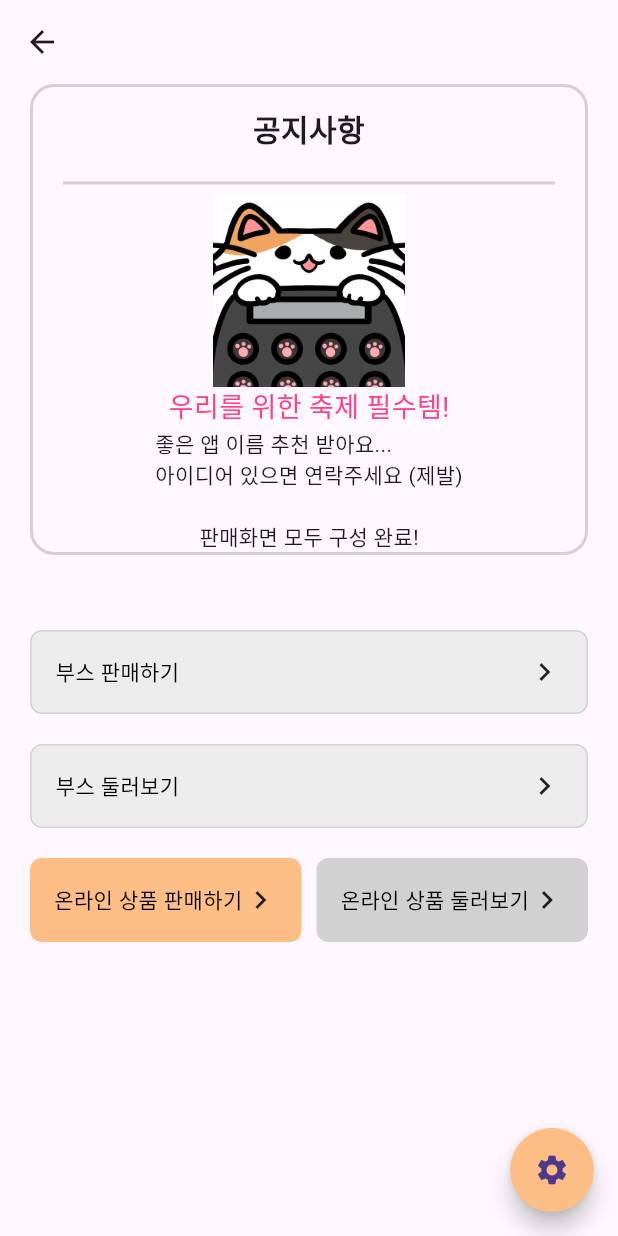
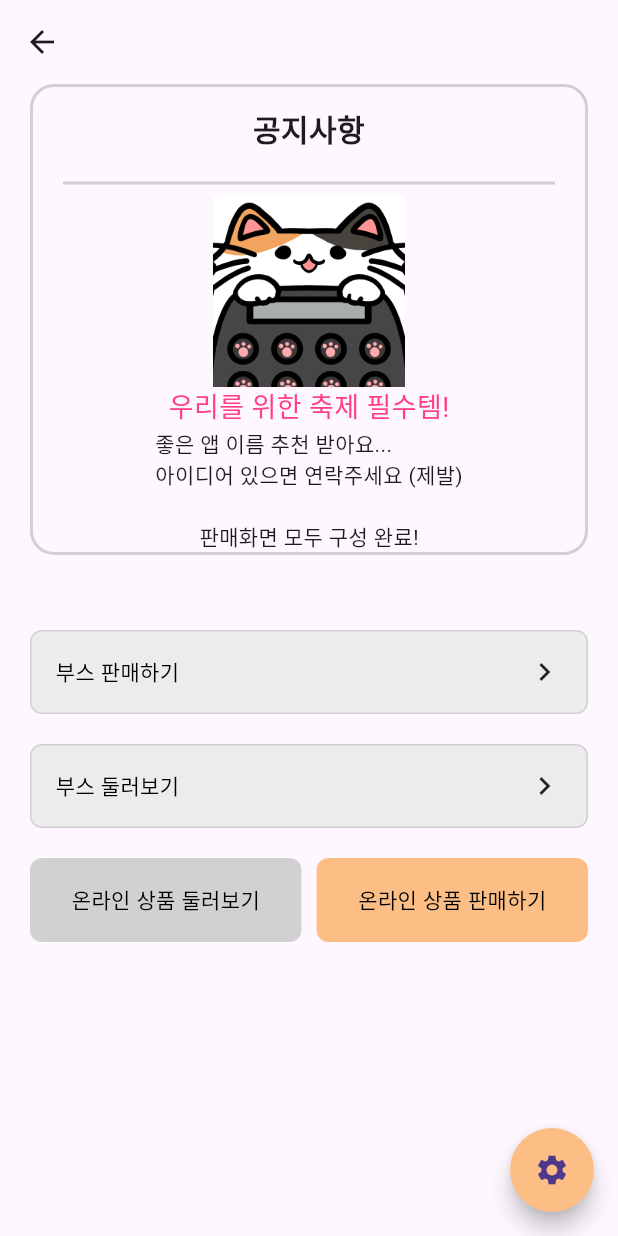
Before and after one commit to 1999mo/2024-Capstone-Team4, a Flutter app: the SellerMainScreen screen opened directly, on a phone screen of 412 x 824 dp. Run offline on Flutter 3.47's test engine with Material 3 defaults, Android fonts, the phone set to English and light mode, and no system bars; our stand-ins replace cloud_firestore, firebase_auth, firebase_core, firebase_storage, google_sign_in, image_picker and 1 more; missing offline and left inert: mailer; accounts and stored records are empty.

Commit message:
메인화면 오류 해결

```diff
--- a/lib/screens/main_screens/main_screen.dart
+++ b/lib/screens/main_screens/main_screen.dart
@@ -199,26 +199,23 @@ class _SellerMainScreenState extends State<SellerMainScreen> {
                               height: 56,
                               padding: const EdgeInsets.symmetric(horizontal: 16),
                               decoration: ShapeDecoration(
-                                color: Color(0xFFFDBE85),
+                                color: Color(0xFFD1D1D1),
                                 shape: RoundedRectangleBorder(
                                  // side: BorderSide(width: 1, color: Color(0xFFD1D1D1)),
                                   borderRadius: BorderRadius.circular(8),
                                 ),
                               ),
-                              child: Row(
-                                mainAxisAlignment: MainAxisAlignment.spaceBetween,
+                              child: const Row(
+                                mainAxisAlignment: MainAxisAlignment.center,
                                 children: [
                                   Text(
-                                    '온라인 상품 판매하기',
+                                    '온라인 상품 둘러보기',
                                     style: TextStyle(color: Colors.black, fontWeight: FontWeight.w500),
                                   ),
-                                  Icon(Icons.chevron_right),
+                                  //Icon(Icons.chevron_right),
                                 ],
                               ),
                             ),
-                            onTap: () {
-                              Navigator.pushNamed(context, '/online_seller_screens/online_select_booth');
-                            },
                           ),
                         ),
                         const SizedBox(width: 10), // 버튼 사이 간격
@@ -228,23 +225,26 @@ class _SellerMainScreenState extends State<SellerMainScreen> {
                               height: 56,
                               padding: const EdgeInsets.symmetric(horizontal: 16),
                               decoration: ShapeDecoration(
-                                color: Color(0xFFD1D1D1),
+                                color: Color(0xFFFDBE85),
                                 shape: RoundedRectangleBorder(
-                                 // side: BorderSide(width: 1, color: Color(0xFFD1D1D1)),
+                                  // side: BorderSide(width: 1, color: Color(0xFFD1D1D1)),
                                   borderRadius: BorderRadius.circular(8),
                                 ),
                               ),
-                              child: Row(
-                                mainAxisAlignment: MainAxisAlignment.spaceBetween,
+                              child: const Row(
+                                mainAxisAlignment: MainAxisAlignment.center,
                                 children: [
                                   Text(
-                                    '온라인 상품 둘러보기',
+                                    '온라인 상품 판매하기',
                                     style: TextStyle(color: Colors.black, fontWeight: FontWeight.w500),
                                   ),
-                                  Icon(Icons.chevron_right),
+                                  //Icon(Icons.chevron_right),
                                 ],
                               ),
                             ),
+                            onTap: () {
+                              Navigator.pushNamed(context, '/online_seller_screens/online_select_booth');
+                            },
                           ),
                         ),
                       ],
@@ -263,7 +263,8 @@ class _SellerMainScreenState extends State<SellerMainScreen> {
             Navigator.pushNamed(context, '/main_screens/setting');
           },
           child: const Icon(Icons.settings),
-        ));
+        )
+    );
   }
 }
 
--- a/lib/screens/online_seller_screens/my_online_items.dart
+++ b/lib/screens/online_seller_screens/my_online_items.dart
@@ -156,7 +156,7 @@ class _MyOnlineItemsState extends State<MyOnlineItems> {
                                         children: [
                                           // 상품 이미지 표시
                                           Container(
-                                            height: 230, // 이미지 높이 설정
+                                            height: 250, // 이미지 높이 설정
                                             width: double.infinity,
                                             decoration: BoxDecoration(
                                               borderRadius: BorderRadius.circular(8),
--- a/lib/screens/seller_screens/adjustment.dart
+++ b/lib/screens/seller_screens/adjustment.dart
@@ -102,7 +102,7 @@ class _AdjustmentState extends State<Adjustment> {
 
                     child: Container(
                       margin: const EdgeInsets.all(8.0),
-                      padding: const EdgeInsets.all(12.0),
+                      padding: const EdgeInsets.all(16.0),
                       decoration: BoxDecoration(
                         border: Border.all(color: Colors.grey),
                         borderRadius: BorderRadius.circular(16.0),
--- a/lib/screens/seller_screens/edit_selling_items.dart
+++ b/lib/screens/seller_screens/edit_selling_items.dart
@@ -362,7 +362,7 @@ class _EditSellingItemsState extends State<EditSellingItems> {
                               padding: const EdgeInsets.all(8.0),
                               child: Text(
                                 itemData['itemName'] ?? '',
-                                style: const TextStyle(fontWeight: FontWeight.bold),
+                                style: const TextStyle(fontSize: 16, fontWeight: FontWeight.bold),
                                 textAlign: TextAlign.center,
                               ),
                             ),
--- a/lib/screens/seller_screens/selling.dart
+++ b/lib/screens/seller_screens/selling.dart
@@ -645,7 +645,7 @@ class _SellingState extends State<Selling> {
                                             width: double.infinity,
                                             height: 38.0,
                                             decoration: BoxDecoration(
-                                              color: Colors.white,
+                                              color: Color(0xFFFFFFFF),
                                               border: Border.all(color: Color(0xFFD1D1D1)),
                                               borderRadius: BorderRadius.circular(8),
                                             ),
```
